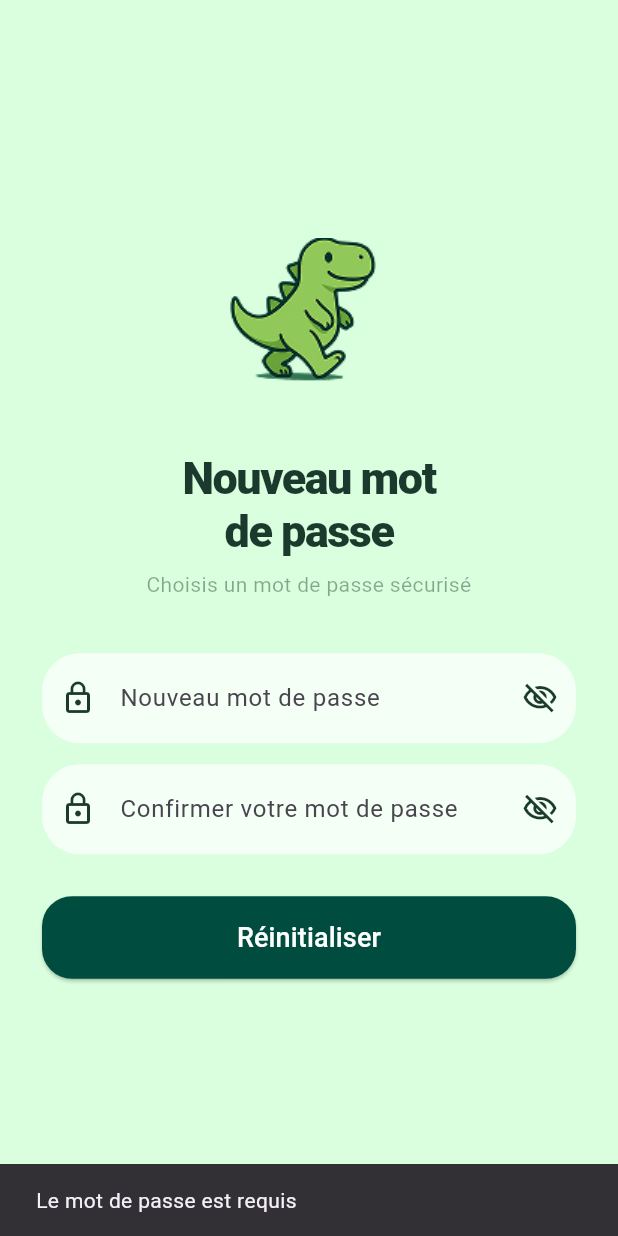
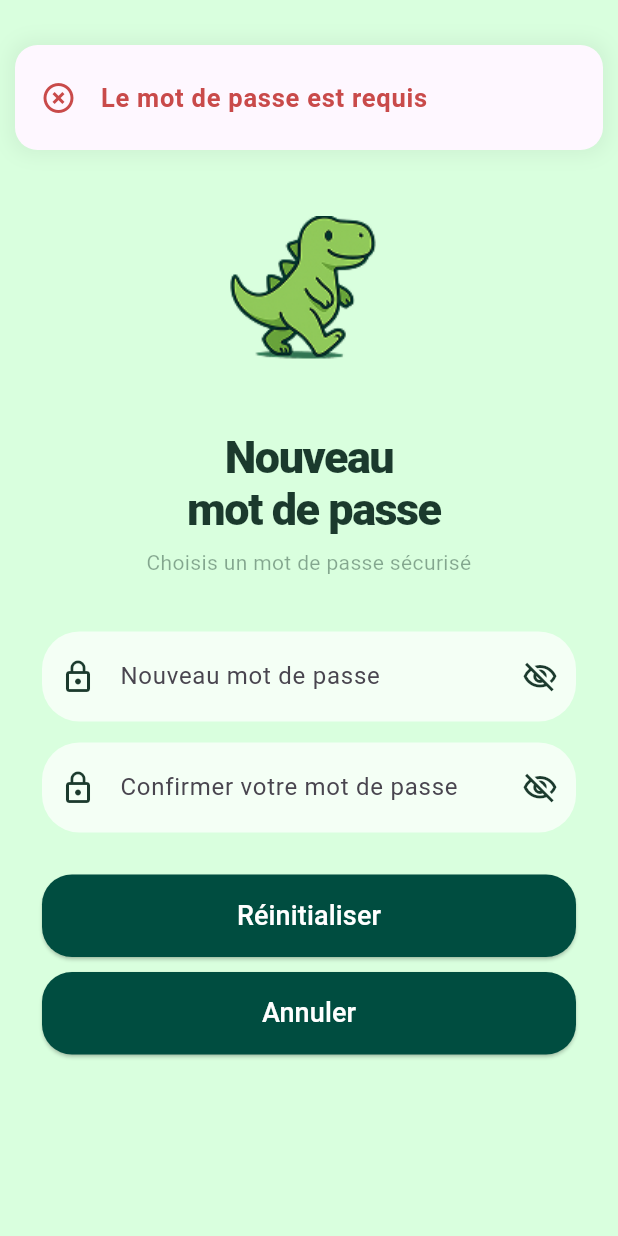
Before and after one commit to CapgePau-Uppa/DinoPet-Walker, a Flutter app: the ResetPasswordScreen screen opened directly with empty values, after a tap on "Réinitialiser", on a phone screen of 412 x 824 dp. Run offline on Flutter 3.47's test engine with Material 3 defaults, Android fonts, the phone set to English and light mode, and no system bars; drawn by our look-alikes of delightful_toast; our stand-ins replace app_links, cloud_firestore, connectivity_plus, firebase_auth, firebase_core, lucide_icons and 2 more; missing offline and left inert: health; accounts and stored records are empty.

```diff
--- a/lib/controllers/signup_controller.dart
+++ b/lib/controllers/authentification/signup_controller.dart
@@ -32,12 +32,10 @@ class SignUpController {
         username: username,
       );
 
-      //await _authService.sendEmailVerification();
-
       return null;
 
     } catch (e) {
-      return "Erreur lors de l'inscription.\nL'email est peut-être déjà utilisé.";
+      return "Erreur lors de l'inscription.\nL'email est peut-être déja utilisé";
     }
   }
 
--- a/lib/main.dart
+++ b/lib/main.dart
@@ -1,5 +1,6 @@
 import 'package:app_links/app_links.dart';
 import 'package:dinopet_walker/controllers/dino_controller.dart';
+import 'package:dinopet_walker/controllers/firestore/user_controller.dart';
 import 'package:dinopet_walker/controllers/home_controller.dart';
 import 'package:dinopet_walker/controllers/statistics_controller.dart';
 import 'package:dinopet_walker/pages/email_is_verified_screen.dart';
@@ -25,7 +26,8 @@ void main() async{
             return previous;
           }
         ),
-        ChangeNotifierProvider(create: (_) => StatisticsController())
+        ChangeNotifierProvider(create: (_) => StatisticsController()),
+        ChangeNotifierProvider(create: (_) => UserController()),
 
       ],
       child: const MyApp(),
--- a/lib/pages/email_is_verified_screen.dart
+++ b/lib/pages/email_is_verified_screen.dart
@@ -1,5 +1,6 @@
 import 'package:dinopet_walker/widgets/common/primary_button.dart';
 import 'package:dinopet_walker/widgets/login/auth_wrapper.dart';
+import 'package:firebase_auth/firebase_auth.dart';
 import 'package:flutter/material.dart';
 
 class EmailIsVerifiedScreen extends StatelessWidget {
@@ -8,6 +9,7 @@ class EmailIsVerifiedScreen extends StatelessWidget {
   @override
   Widget build(BuildContext context) {
     final double width = MediaQuery.of(context).size.width;
+    final isUserLoggedIn = FirebaseAuth.instance.currentUser != null;
 
     return Scaffold(
       backgroundColor: const Color.fromARGB(255, 217, 255, 222),
@@ -22,7 +24,7 @@ class EmailIsVerifiedScreen extends StatelessWidget {
               const SizedBox(height: 24),
 
               const Text(
-                "Email vérifié !",
+                "Email vérifié",
                 style: TextStyle(
                   color: Color(0xFF1B3A2D),
                   fontSize: 30,
@@ -47,7 +49,7 @@ class EmailIsVerifiedScreen extends StatelessWidget {
 
               Center(
                 child: PrimaryButton(
-                  label: 'Continuer',
+                  label: isUserLoggedIn ? 'Continuer' : 'Se connecter',
                   onPressed: () {
                     Navigator.pushAndRemoveUntil(
                       context,
--- a/lib/pages/email_verification_screen.dart
+++ b/lib/pages/email_verification_screen.dart
@@ -1,4 +1,4 @@
-import 'package:dinopet_walker/controllers/email_verification_controller.dart';
+import 'package:dinopet_walker/controllers/authentification/email_verification_controller.dart';
 import 'package:dinopet_walker/widgets/common/primary_button.dart';
 import 'package:flutter/material.dart';
 import 'package:dinopet_walker/widgets/login/auth_wrapper.dart';
@@ -30,7 +30,7 @@ class _EmailVerificationScreenState extends State<EmailVerificationScreen> {
       backgroundColor: const Color.fromARGB(255, 217, 255, 222),
       body: SafeArea(
         child: Padding(
-          padding: const EdgeInsets.symmetric(horizontal: 28),
+          padding: const EdgeInsets.symmetric(horizontal: 20),
           child: Column(
             mainAxisAlignment: MainAxisAlignment.center,
             children: [
--- a/lib/pages/forgot_password_screen.dart
+++ b/lib/pages/forgot_password_screen.dart
@@ -1,4 +1,4 @@
-import 'package:dinopet_walker/controllers/forgot_password_controller.dart';
+import 'package:dinopet_walker/controllers/authentification/forgot_password_controller.dart';
 import 'package:dinopet_walker/widgets/common/primary_button.dart';
 import 'package:dinopet_walker/widgets/common/toast.dart';
 import 'package:dinopet_walker/widgets/login/email_field.dart';
--- a/lib/pages/login_screen.dart
+++ b/lib/pages/login_screen.dart
@@ -1,4 +1,4 @@
-import 'package:dinopet_walker/controllers/login_controller.dart';
+import 'package:dinopet_walker/controllers/authentification/login_controller.dart';
 import 'package:dinopet_walker/pages/forgot_password_screen.dart';
 import 'package:dinopet_walker/pages/signup_screen.dart';
 import 'package:dinopet_walker/widgets/common/primary_button.dart';
--- a/lib/pages/reset_password_screen.dart
+++ b/lib/pages/reset_password_screen.dart
@@ -1,5 +1,6 @@
-import 'package:dinopet_walker/controllers/reset_password_controller.dart';
+import 'package:dinopet_walker/controllers/authentification/reset_password_controller.dart';
 import 'package:dinopet_walker/widgets/common/primary_button.dart';
+import 'package:dinopet_walker/widgets/common/toast.dart';
 import 'package:dinopet_walker/widgets/login/auth_wrapper.dart';
 import 'package:dinopet_walker/widgets/login/password_field.dart';
 import 'package:flutter/material.dart';
@@ -36,28 +37,36 @@ class _ResetPasswordScreenState extends State<ResetPasswordScreen> {
     setState(() => _loading = false);
 
     if (error != null) {
-      ScaffoldMessenger.of(
-        context,
-      ).showSnackBar(SnackBar(content: Text(error)));
+      Toast.show(
+        context: context,
+        message: error,
+        icon: Icons.highlight_off,
+        color: const Color(0xFFC94A4A),
+      );
+
       return;
     }
 
-    ScaffoldMessenger.of(
-      context,
-    ).showSnackBar(const SnackBar(content: Text('Mot de passe mis à jour')));
+    Toast.show(
+      context: context,
+      message: "Mot de passe rénitialisé",
+      icon: Icons.check_circle,
+      color: const Color(0xFF4CAF50),
+    );
 
-    Future.delayed(const Duration(seconds: 2), () {
     if (mounted) {
       Navigator.of(context).pushAndRemoveUntil(
         MaterialPageRoute(builder: (_) => const AuthWrapper()),
         (route) => false,
       );
     }
-    });
   }
 
   @override
   Widget build(BuildContext context) {
+
+    final double height = MediaQuery.of(context).size.height;
+
     return Scaffold(
       resizeToAvoidBottomInset: true,
       backgroundColor: const Color.fromARGB(255, 217, 255, 222),
@@ -67,7 +76,7 @@ class _ResetPasswordScreenState extends State<ResetPasswordScreen> {
           child: ConstrainedBox(
             constraints: BoxConstraints(
               minHeight:
-                  MediaQuery.of(context).size.height -
+                  height -
                   MediaQuery.of(context).padding.top,
             ),
             child: IntrinsicHeight(
@@ -81,7 +90,7 @@ class _ResetPasswordScreenState extends State<ResetPasswordScreen> {
                   const SizedBox(height: 16),
 
                   const Text(
-                    "Nouveau mot\nde passe",
+                    "Nouveau \n mot de passe",
                     textAlign: TextAlign.center,
                     style: TextStyle(
                       color: Color(0xFF1B3A2D),
@@ -124,7 +133,19 @@ class _ResetPasswordScreenState extends State<ResetPasswordScreen> {
                     isLoading: _loading,
                   ),
 
-                  const SizedBox(height: 36),
+                  const SizedBox(height: 10),
+
+                  PrimaryButton(
+                    label: 'Annuler',
+                    onPressed: () {
+                            Navigator.of(context).pushAndRemoveUntil(
+                              MaterialPageRoute(
+                                builder: (_) => const AuthWrapper(),
+                              ),
+                              (route) => false,
+                            );
+                          },
+                  ),
                 ],
               ),
             ),
--- a/lib/pages/signup_screen.dart
+++ b/lib/pages/signup_screen.dart
@@ -1,4 +1,4 @@
-import 'package:dinopet_walker/controllers/signup_controller.dart';
+import 'package:dinopet_walker/controllers/authentification/signup_controller.dart';
 import 'package:dinopet_walker/pages/email_verification_screen.dart';
 import 'package:dinopet_walker/widgets/common/primary_button.dart';
 import 'package:dinopet_walker/widgets/common/toast.dart';
--- a/pubspec.yaml
+++ b/pubspec.yaml
@@ -49,6 +49,7 @@ dependencies:
   app_links: ^7.0.0
   url_launcher: ^6.3.2
   delightful_toast: ^1.1.0
+  cloud_firestore: ^6.1.3
 
 dev_dependencies:
   flutter_test:
```
Also changed, not shown: lib/controllers/firestore/user_controller.dart (added, +22 -0 lines), lib/models/user_model.dart (added, +34 -0 lines), lib/pages/home_screen.dart (+8 -1 lines), lib/services/auth_service.dart (+8 -0 lines), lib/services/user_service.dart (added, +49 -0 lines), lib/utils/validator.dart (+6 -1 lines), lib/widgets/login/auth_wrapper.dart (+7 -1 lines), lib/controllers/authentification/email_verification_controller.dart (renamed from lib/controllers/email_verification_controller.dart), lib/controllers/authentification/forgot_password_controller.dart (renamed from lib/controllers/forgot_password_controller.dart), lib/controllers/authentification/login_controller.dart (renamed from lib/controllers/login_controller.dart), lib/controllers/authentification/reset_password_controller.dart (renamed from lib/controllers/reset_password_controller.dart), pubspec.lock. Lines whose indentation alone changed are shown as unchanged.
